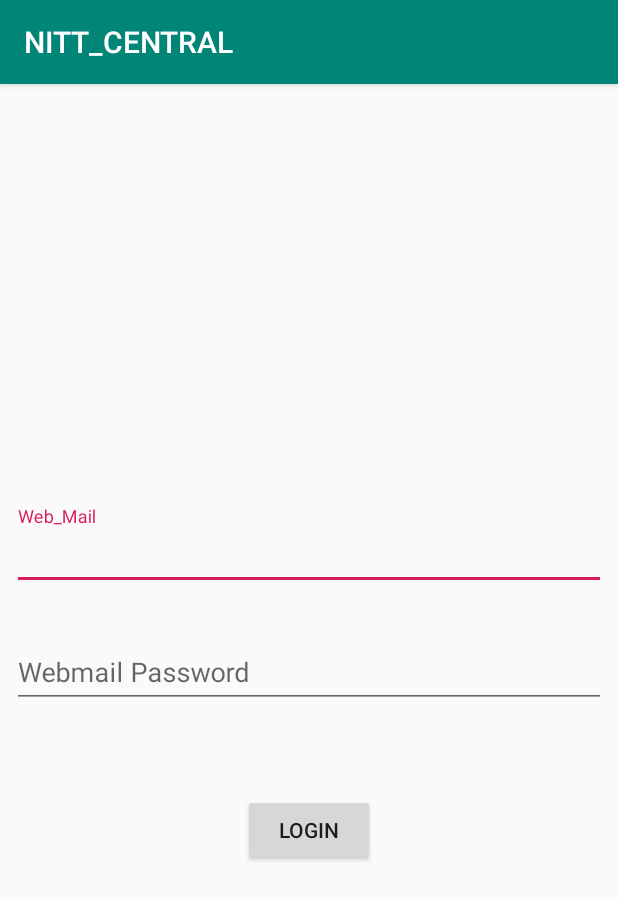
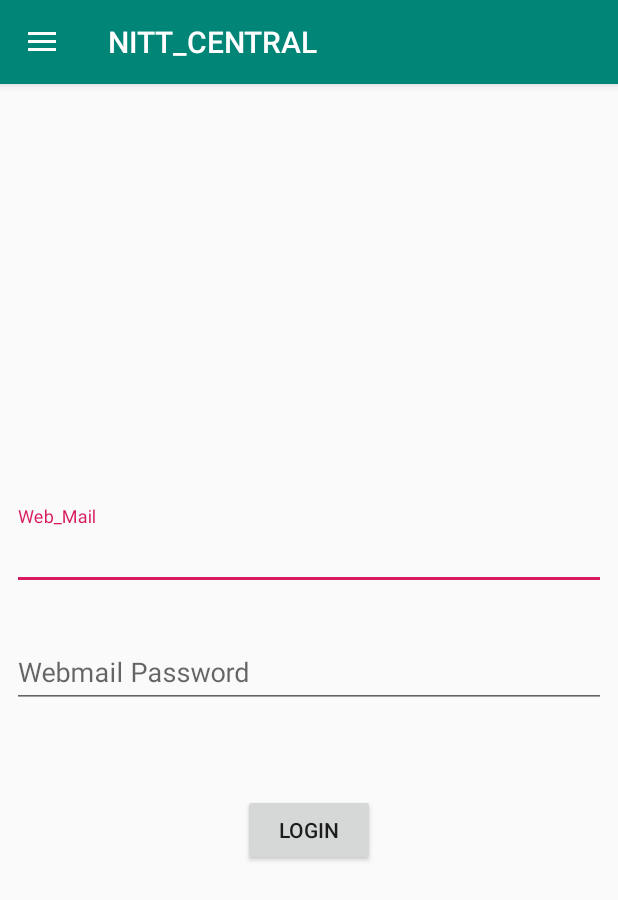
Before and after one commit to ranaaditya/NITT_CENTRIC, an Android app: the screen it shows after launch (MainActivity), on a phone screen of 412 x 824 dp. Shown: the top 900 px of the screen. Run offline under Robolectric (Android 15) with nearby library versions, the phone set to English and light mode, and no system bars.

Commit message:
Add  Navigation  Drawer

```diff
--- a/app/build.gradle
+++ b/app/build.gradle
@@ -22,6 +22,8 @@ android {
 dependencies {
     implementation fileTree(dir: 'libs', include: ['*.jar'])
     implementation 'androidx.appcompat:appcompat:1.1.0'
+    implementation 'com.android.support:appcompat-v7:25.1.0'
+    implementation 'com.android.support:design:25.1.0'
     implementation 'androidx.constraintlayout:constraintlayout:1.1.3'
     testImplementation 'junit:junit:4.12'
     androidTestImplementation 'androidx.test.ext:junit:1.1.1'
--- a/app/src/main/java/com/ranaaditya/nitt_central/MainActivity.java
+++ b/app/src/main/java/com/ranaaditya/nitt_central/MainActivity.java
@@ -1,6 +1,10 @@
 package com.ranaaditya.nitt_central;
 
+import androidx.annotation.NonNull;
+import androidx.appcompat.app.ActionBarDrawerToggle;
 import androidx.appcompat.app.AppCompatActivity;
+import androidx.drawerlayout.widget.DrawerLayout;
+
 import android.content.Context;
 import android.content.Intent;
 import android.net.ConnectivityManager;
@@ -8,6 +12,7 @@ import android.net.NetworkInfo;
 import android.net.Uri;
 import android.os.Bundle;
 import android.util.Log;
+import android.view.MenuItem;
 import android.view.View;
 import android.widget.Button;
 import android.widget.Toast;
@@ -37,6 +42,7 @@ public class MainActivity extends AppCompatActivity {
 
     EditText roll,pass;
     Button login;
+    ActionBarDrawerToggle toggle;
 
     @Override
     protected void onCreate(Bundle savedInstanceState) {
@@ -89,8 +95,27 @@ public class MainActivity extends AppCompatActivity {
 
             }
         });
+        DrawerLayout drawerLayout=findViewById(R.id.drawermain);
+         toggle=new ActionBarDrawerToggle(this,drawerLayout,R.string.app_name,R.string.app_name);
+        drawerLayout.addDrawerListener(toggle);
+        toggle.syncState();
+        getSupportActionBar().setDisplayHomeAsUpEnabled(true);
+
 
     }
 
+    @Override
+    public boolean onOptionsItemSelected(@NonNull MenuItem item) {
+        if(toggle.onOptionsItemSelected(item)) return true;
+        int itemid=item.getItemId();
+        switch (itemid){
+            case  R.id.admin : Toast.makeText(MainActivity.this,"HELLO FRND",Toast.LENGTH_SHORT);
+            case R.id.council :  Toast.makeText(MainActivity.this,"HELLO FRND",Toast.LENGTH_SHORT);
+            case R.id.academics : Toast.makeText(MainActivity.this,"HELLO FRND",Toast.LENGTH_SHORT);
+            case  R.id.shops : Toast.makeText(this,"HELLO FRND",Toast.LENGTH_SHORT);
+            case  R.id.applogout : Toast.makeText(this,"HELLO FRND",Toast.LENGTH_SHORT);
+        }
+return super.onOptionsItemSelected(item);
+    }
 
 }
--- a/app/src/main/res/layout/activity_main.xml
+++ b/app/src/main/res/layout/activity_main.xml
@@ -1,11 +1,24 @@
 <?xml version="1.0" encoding="utf-8"?>
-<androidx.constraintlayout.widget.ConstraintLayout
+<androidx.drawerlayout.widget.DrawerLayout
     xmlns:android="http://schemas.android.com/apk/res/android"
     xmlns:app="http://schemas.android.com/apk/res-auto"
     xmlns:tools="http://schemas.android.com/tools"
+    android:id="@+id/drawermain"
     android:layout_width="match_parent"
     android:layout_height="match_parent"
     tools:context=".MainActivity">
+
+    <com.google.android.material.navigation.NavigationView
+        android:layout_width="wrap_content"
+        android:layout_height="match_parent"
+        android:background="#ffffff"
+        app:itemTextColor="#000000"
+        app:menu="@menu/drawermenu"
+        android:layout_gravity="start"
+        app:headerLayout="@layout/header" />
+    <androidx.constraintlayout.widget.ConstraintLayout
+        android:layout_width="match_parent"
+        android:layout_height="match_parent">
 
     <com.google.android.material.textfield.TextInputLayout
         android:id="@+id/textInputLayout"
@@ -55,5 +68,6 @@
         app:layout_constraintStart_toStartOf="parent"
         app:layout_constraintTop_toBottomOf="@+id/textInputLayout2"
         app:layout_constraintVertical_bias="0.188" />
+    </androidx.constraintlayout.widget.ConstraintLayout>
 
-</androidx.constraintlayout.widget.ConstraintLayout>
+</androidx.drawerlayout.widget.DrawerLayout>
--- /dev/null
+++ b/app/src/main/res/menu/drawermenu.xml
@@ -0,0 +1,10 @@
+<?xml version="1.0" encoding="utf-8"?>
+<menu xmlns:android="http://schemas.android.com/apk/res/android">
+
+    <item  android:id="@+id/admin" android:icon="@drawable/common_full_open_on_phone" android:title="admin"/>
+    <item  android:id="@+id/council" android:icon="@drawable/common_full_open_on_phone" android:title="council"/>
+    <item  android:id="@+id/shops" android:icon="@drawable/common_full_open_on_phone" android:title="shops"/>
+    <item  android:id="@+id/academics" android:icon="@drawable/common_full_open_on_phone" android:title="academics"/>
+    <item android:id="@+id/applogout" android:icon="@drawable/common_full_open_on_phone" android:title="logout"/>
+
+</menu>
```
Also changed, not shown: app/src/main/res/layout/header.xml (added, +12 -0 lines).
